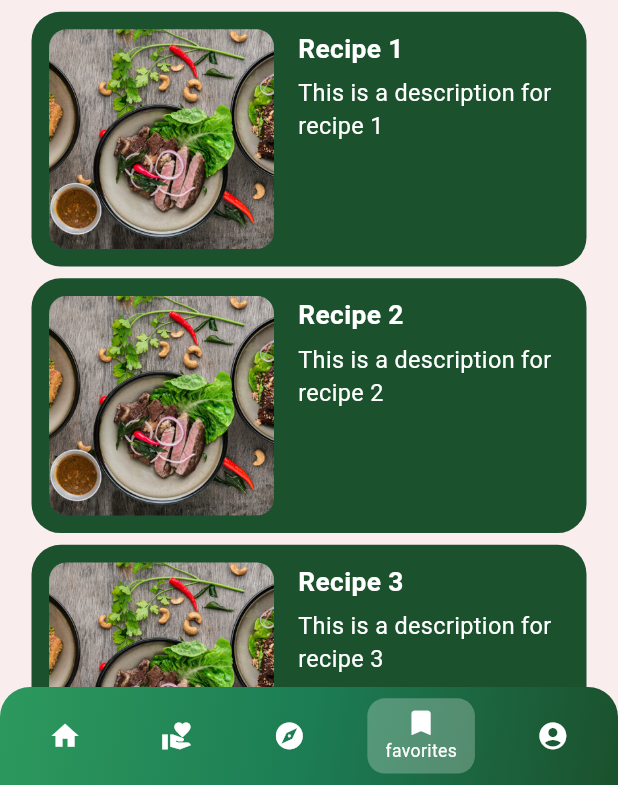
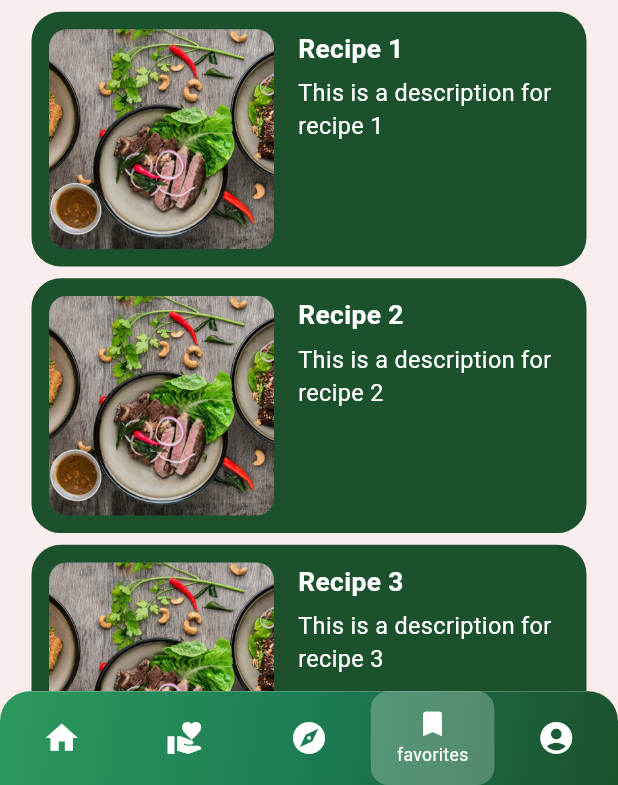
Before and after one commit to Abzoty/heal_meals_flutter, a Flutter app: the FavoritesPage screen opened by its route, on a phone screen of 412 x 824 dp, the part 451-1236 px from its top. Run offline on Flutter 3.47's test engine with Material 3 defaults, Android fonts, the phone set to English and light mode, and no system bars; our stand-ins replace flutter_screenutil; accounts and stored records are empty; network calls fail.

Commit message:
some fixes to the navbar ui and responsiveness

```diff
--- a/lib/features/home/ui/pages/favorites_page.dart
+++ b/lib/features/home/ui/pages/favorites_page.dart
@@ -38,7 +38,7 @@ class FavoritesPage extends StatelessWidget {
               children: List.generate(
                 5,
                 (index) => Padding(
-                  padding: EdgeInsets.symmetric(vertical: 4.h, horizontal: 8.w),
+                  padding: EdgeInsets.symmetric(vertical: 4.h),
                   child: RecipeCard(
                     title: 'Recipe $index',
                     description: 'This is a description for recipe $index',
--- a/lib/features/home/ui/widgets/custom_nav_bar.dart
+++ b/lib/features/home/ui/widgets/custom_nav_bar.dart
@@ -3,6 +3,7 @@ import 'package:flutter_screenutil/flutter_screenutil.dart';
 
 class CustomNavBar extends StatelessWidget {
   final String currentPage;
+
   const CustomNavBar({super.key, required this.currentPage});
 
   final List<_NavItem> _items = const [
@@ -25,7 +26,7 @@ class CustomNavBar extends StatelessWidget {
   @override
   Widget build(BuildContext context) {
     return Container(
-      height: 67.h,
+      height: 64.h,
       decoration: const BoxDecoration(
         borderRadius: BorderRadius.vertical(top: Radius.circular(20)),
         gradient: LinearGradient(
@@ -34,39 +35,42 @@ class CustomNavBar extends StatelessWidget {
           end: Alignment.bottomRight,
         ),
       ),
-      child: Padding(
-        padding: EdgeInsets.symmetric(vertical: 6.h, horizontal: 6.w),
       child: Row(
-          mainAxisAlignment: MainAxisAlignment.spaceAround,
         children: _items.map((item) {
           final isSelected =
               item.label.toLowerCase() == currentPage.toLowerCase();
 
-            return GestureDetector(
+          return Expanded(
+            child: GestureDetector(
               onTap: () => _onItemTapped(context, item.route),
               child: Container(
-                padding: EdgeInsets.symmetric(vertical: 6.h, horizontal: 12.w),
                 decoration: BoxDecoration(
                   color: isSelected
-                      ? Colors.white.withOpacity(0.25)
-                      : Colors.transparent,
+                      ? Colors.white.withValues(alpha: 0.25)
+                      : null,
                   borderRadius: BorderRadius.circular(12.r),
                 ),
                 child: Column(
-                  mainAxisSize: MainAxisSize.min,
+                  mainAxisAlignment: MainAxisAlignment.center,
                   children: [
-                    Icon(item.icon, color: Colors.white, size: 22.sp),
-                    if (isSelected)
+                    Icon(
+                      item.icon,
+                      color: Colors.white,
+                      size: isSelected ? 22.sp : 26.sp,
+                    ),
+                    if (isSelected) ...[
+                      SizedBox(height: 2.h),
                       Text(
                         item.label,
                         style: TextStyle(fontSize: 12.sp, color: Colors.white),
                       ),
                     ],
+                  ],
+                ),
               ),
             ),
           );
         }).toList(),
-        ),
       ),
     );
   }
@@ -76,6 +80,7 @@ class _NavItem {
   final IconData icon;
   final String label;
   final String route;
+
   const _NavItem({
     required this.icon,
     required this.label,
--- a/lib/main.dart
+++ b/lib/main.dart
@@ -19,7 +19,7 @@ class MyApp extends StatelessWidget {
         return MaterialApp(
           title: 'Heal Meals',
           debugShowCheckedModeBanner: false,
-          initialRoute: AppRoutes.start,
+          initialRoute: AppRoutes.home,
           onGenerateRoute: AppRoutes.generateRoute,
         );
       },
```
Lines whose indentation alone changed are shown as unchanged.
